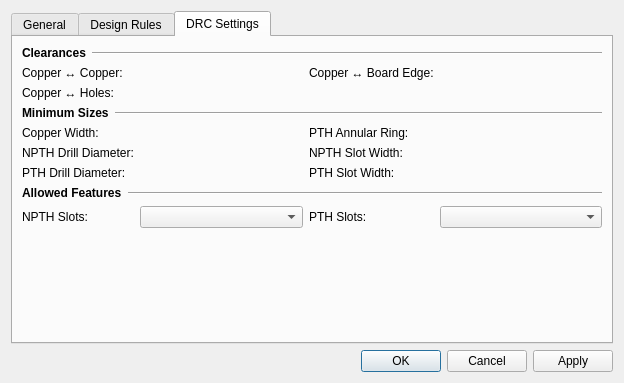
LibrePCB/LibrePCB, file libs/librepcb/editor/project/boardeditor/boardsetupdialog.ui: the form before one commit.
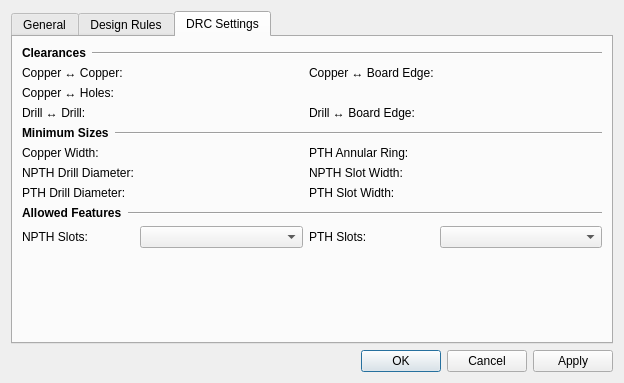
The form after the commit. The open tabs and pages were chosen to show the change. Icons and pictures are not drawn. Custom widgets are drawn as their Qt base class.

Commit message: DRC: Add check for minimum drill distance

What changed in the file:
```diff
--- a/libs/librepcb/editor/project/boardeditor/boardsetupdialog.ui
+++ b/libs/librepcb/editor/project/boardeditor/boardsetupdialog.ui
@@ -619,6 +619,26 @@
              </property>
             </spacer>
            </item>
+           <item row="3" column="0">
+            <widget class="QLabel" name="label_26">
+             <property name="text">
+              <string>Drill ↔ Drill:</string>
+             </property>
+            </widget>
+           </item>
+           <item row="3" column="2">
+            <widget class="QLabel" name="label_27">
+             <property name="text">
+              <string>Drill ↔ Board Edge:</string>
+             </property>
+            </widget>
+           </item>
+           <item row="3" column="1">
+            <widget class="librepcb::editor::UnsignedLengthEdit" name="edtDrcClearanceDrillDrill" native="true"/>
+           </item>
+           <item row="3" column="3">
+            <widget class="librepcb::editor::UnsignedLengthEdit" name="edtDrcClearanceDrillBoard" native="true"/>
+           </item>
           </layout>
          </widget>
         </widget>
```
Left out of the diff: 2 changed lines with no effect on the pictures. The commit also changes 9 other files.
